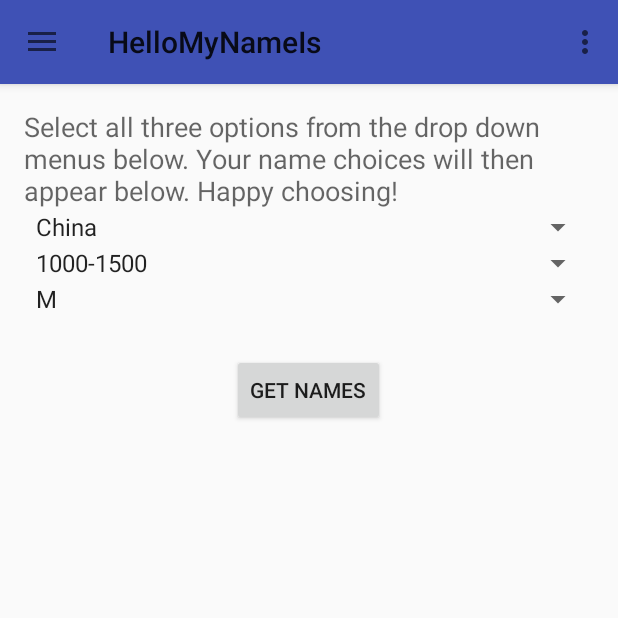
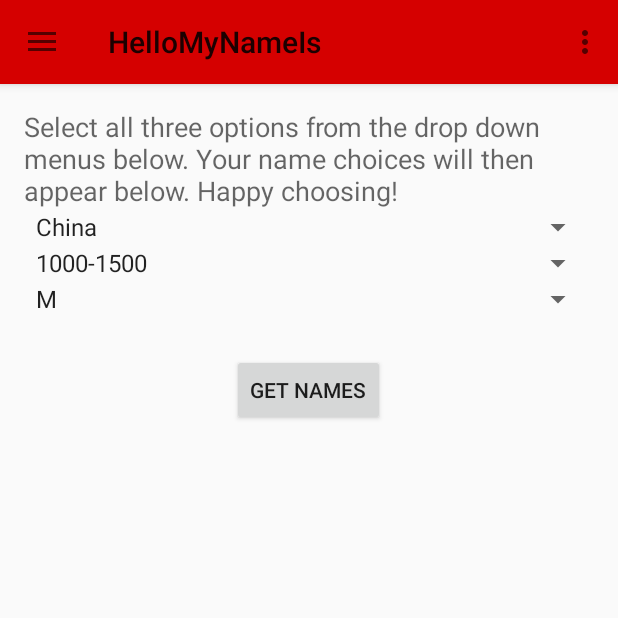
Before and after one commit to bararei/HelloMyNameIs, an Android app: the fragment FirstNameFragment placed in its activity, on a phone screen of 412 x 824 dp, the top half of it. Run offline under Robolectric (Android 15) with nearby library versions, the phone set to English and light mode, and no system bars.

Commit message:
Navigation drawer works except for shared preferences within header! Hurray!

```diff
--- a/app/src/main/java/com/abercrombiealicia/hellomynameis/DBHandler.java
+++ b/app/src/main/java/com/abercrombiealicia/hellomynameis/DBHandler.java
@@ -264,7 +264,7 @@
             }
         }
 
-        Log.d("TEST", projectName);
+//        Log.d("TEST", projectName);
         cursor.close();
         db.close();
 
@@ -285,7 +285,7 @@
             }
         }
 
-        Log.d("TEST", name);
+      //  Log.d("TEST", name);
         cursor.close();
         db.close();
         return nameID;
@@ -392,7 +392,7 @@
         Log.d("derp", "readded" + String.valueOf(projectName));
     }
 
-    public ArrayList<String> getProjectsForDrawerList() {
+   /* public ArrayList<String> getProjectsForDrawerList() {
         ArrayList<String> allProjects = new ArrayList<>();
 
         SQLiteDatabase db = getReadableDatabase();
@@ -406,5 +406,25 @@
         }
 
         return allProjects;
+    } */
+
+    public ArrayList<ProjectObject> getProjectsForDrawerList() {
+        ArrayList<ProjectObject> allProjects = new ArrayList<>();
+
+        SQLiteDatabase db = getReadableDatabase();
+
+
+        Cursor cursor = db.rawQuery("SELECT * FROM projects ORDER BY ID desc LIMIT 5;", null);
+        while (cursor.moveToNext()) {
+            ProjectObject projectObject = new ProjectObject();
+            String projectName = cursor.getString(cursor.getColumnIndex("name"));
+            String projectDescription = cursor.getString(cursor.getColumnIndex("description"));
+            projectObject.setProjectName(projectName);
+            projectObject.setProjectDescription(projectDescription);
+            allProjects.add(projectObject);
+            db.close();
+        }
+
+        return allProjects;
     }
 }
--- a/app/src/main/java/com/abercrombiealicia/hellomynameis/DrawerAdapter.java
+++ b/app/src/main/java/com/abercrombiealicia/hellomynameis/DrawerAdapter.java
@@ -22,7 +22,7 @@
         // IF the view under inflation and population is header or Item
         private static final int TYPE_ITEM = 1;
 
-        private ArrayList<String> projectNamesArrayList;
+        private ArrayList<ProjectObject> projectNamesArrayList;
 
         private String name;        //String Resource for header View Name
 
@@ -61,9 +61,9 @@
 
 
 
-        DrawerAdapter(ArrayList<String> projectNames,String Name){ // MyAdapter Constructor with titles and icons parameter
-            // titles, icons, name, email, profile pic are passed from the main activity as we
-            projectNamesArrayList = projectNames;             //have seen earlier
+        DrawerAdapter(ArrayList<ProjectObject> projectNames,String Name){
+
+            projectNamesArrayList = projectNames;
 
             name = Name;
 
@@ -109,7 +109,9 @@
         public void onBindViewHolder(DrawerAdapter.ViewHolder holder, int position) {
             if(holder.Holderid ==1) {                              // as the list view is going to be called after the header view so we decrement the
                 // position by 1 and pass it to the holder while setting the text and image
-                holder.textView.setText(projectNamesArrayList.get(position-1)); // Setting the Text with the array of our Titles
+                holder.textView.setText(projectNamesArrayList.get(position-1).getProjectName()); // Setting the
+                // Text with the
+                // array of our Titles
             }
             else{
                 // Similarly we set the resources for header view
--- a/app/src/main/java/com/abercrombiealicia/hellomynameis/MainActivity.java
+++ b/app/src/main/java/com/abercrombiealicia/hellomynameis/MainActivity.java
@@ -11,8 +11,13 @@
 import android.support.v7.widget.LinearLayoutManager;
 import android.support.v7.widget.RecyclerView;
 import android.support.v7.widget.Toolbar;
+import android.util.Log;
+import android.view.GestureDetector;
 import android.view.Menu;
 import android.view.MenuItem;
+import android.view.MotionEvent;
+import android.view.View;
+import android.widget.Toast;
 
 import java.util.ArrayList;
 
@@ -23,12 +28,12 @@
     private DrawerLayout drawerLayout;
     private Toolbar toolbar;
     public  FloatingActionButton fab;
-    private NavigationView navigationView;
     RecyclerView mRecyclerView;                           // Declaring RecyclerView
     RecyclerView.Adapter mAdapter;                        // Declaring Adapter For Recycler View
     RecyclerView.LayoutManager mLayoutManager;
-    private ArrayList<String> projectNamesArrayList = new ArrayList<>();
+    private ArrayList<ProjectObject> projectNamesArrayList = new ArrayList<>();
     private String name = "Ali Abercrombie";
+    DBHandler dbHandler;
 
 
 
@@ -38,10 +43,9 @@
         super.onCreate(savedInstanceState);
         setContentView(R.layout.activity_main);
 
-        DBHandler dbHandler = new DBHandler(this);
+        dbHandler = new DBHandler(this);
 
         projectNamesArrayList = dbHandler.getProjectsForDrawerList();
-
 
         toolbar = (Toolbar) findViewById(R.id.toolbar);
         setSupportActionBar(toolbar);
@@ -49,10 +53,72 @@
         mRecyclerView = (RecyclerView) findViewById(R.id.RecyclerViewDrawer); // Assigning the RecyclerView Object to the xml View
         mRecyclerView.setHasFixedSize(true);                            // Letting the system know that the list objects are of fixed size
         mAdapter = new DrawerAdapter(projectNamesArrayList, name);       // Creating the Adapter of MyAdapter class(which we are going to see in a bit)
-        mRecyclerView.setAdapter(mAdapter);                              // Setting the adapter to RecyclerView
+        mRecyclerView.setAdapter(mAdapter);
+        RecyclerView.ItemDecoration itemDecoration =
+                new DividerItemDecoration(this, LinearLayoutManager.VERTICAL);
+        mRecyclerView.addItemDecoration(itemDecoration);
         mLayoutManager = new LinearLayoutManager(this);                 // Creating a layout Manager
         mRecyclerView.setLayoutManager(mLayoutManager);                 // Setting the layout Manager
         drawerLayout = (DrawerLayout) findViewById(R.id.drawer_layout);
+
+        final GestureDetector mGestureDetector = new GestureDetector(MainActivity.this, new GestureDetector.SimpleOnGestureListener() {
+
+            @Override public boolean onSingleTapUp(MotionEvent e) {
+                return true;
+            }
+
+        });
+
+
+        mRecyclerView.addOnItemTouchListener(new RecyclerView.OnItemTouchListener() {
+            @Override
+            public boolean onInterceptTouchEvent(RecyclerView recyclerView, MotionEvent motionEvent) {
+                View child = recyclerView.findChildViewUnder(motionEvent.getX(), motionEvent.getY());
+
+
+                if (child != null && mGestureDetector.onTouchEvent(motionEvent)) {
+                    drawerLayout.closeDrawers();
+
+                    //Log.i("LOG", " Clicked on Item " + child);
+                    if (recyclerView.getChildPosition(child) == 0 ) {
+                        Toast.makeText(MainActivity.this, "Head on over to Settings to add your name!", Toast.LENGTH_LONG).show();
+                    } else {
+                        NameListSingleton.get(MainActivity.this).setProjectName(projectNamesArrayList
+                                .get(recyclerView.getChildPosition(child) - 1).getProjectName());
+                        NameListSingleton.get(MainActivity.this).setmProjectDescription
+                                (projectNamesArrayList.get(recyclerView.getChildPosition(child) - 1)
+                                        .getProjectDescription());
+                        Log.i("LOG", "Singleton info is " + NameListSingleton.get(MainActivity.this)
+                                .getProjectName());
+
+                        if (findViewById(R.id.fragmentContainer)!= null) {
+                            NameListFragment nameListFragment = new NameListFragment();
+
+                            FragmentTransaction transaction = getSupportFragmentManager().beginTransaction();
+                            transaction.replace(R.id.fragmentContainer, nameListFragment);
+                            transaction.addToBackStack("NameList");
+                            transaction.commit();
+                        }
+                    }
+
+                    return true;
+
+                }
+
+                return false;
+            }
+
+            @Override
+            public void onTouchEvent(RecyclerView recyclerView, MotionEvent motionEvent) {
+
+            }
+
+            @Override
+            public void onRequestDisallowInterceptTouchEvent(boolean disallowIntercept) {
+
+            }
+        });
+
         ActionBarDrawerToggle toggle = new ActionBarDrawerToggle(this, drawerLayout, toolbar,
                                         R.string.navigation_drawer_open, R.string.navigation_drawer_close);
         drawerLayout.setDrawerListener(toggle);
@@ -64,15 +130,6 @@
         fab = (FloatingActionButton) findViewById(R.id.fab);
 
         if (findViewById(R.id.fragmentContainer) != null) {
-
-            /*FirstNameFragment firstNameFragment = new FirstNameFragment();
-            firstNameFragment.setArguments(getIntent().getExtras());
-
-            getSupportFragmentManager()
-                    .beginTransaction()
-                    .add(R.id.fragmentContainer, firstNameFragment)
-                    .addToBackStack("FirstName")
-                    .commit();*/
 
             ProjectFragment projectFragment = new ProjectFragment();
             projectFragment.setArguments(getIntent().getExtras());
@@ -187,5 +244,16 @@
         fab.show();
     }
 
+    public void updateDrawer() {
+        projectNamesArrayList = dbHandler.getProjectsForDrawerList();
+        mRecyclerView.setLayoutManager(mLayoutManager);
+        mAdapter = new DrawerAdapter(projectNamesArrayList, name);
+
+        mRecyclerView.setAdapter(mAdapter);
+
+        mAdapter.notifyDataSetChanged();
+    }
+
+
 
 }
--- a/app/src/main/java/com/abercrombiealicia/hellomynameis/ProjectFragment.java
+++ b/app/src/main/java/com/abercrombiealicia/hellomynameis/ProjectFragment.java
@@ -236,6 +236,10 @@
                         mAdapter = new ProjectFragmentAdapter(projectArrayList);
 
                         mRecyclerView.setAdapter(mAdapter);
+
+                        ((MainActivity) getActivity()).updateDrawer();
+
+
                     }
                 });
 
@@ -322,4 +326,6 @@
         mAdapter.notifyItemRangeChanged(position, projectArrayList.size());
     }
 
+
+
 }
--- a/app/src/main/res/layout/drawer_items.xml
+++ b/app/src/main/res/layout/drawer_items.xml
@@ -13,7 +13,7 @@
         android:layout_height="wrap_content"
         android:id="@+id/drawerIcon"
         android:paddingLeft="16dp"
-        android:src="@drawable/img_add"/>
+        android:src="@drawable/img_pencil"/>
 
     <TextView
         android:layout_width="wrap_content"
--- a/app/src/main/res/values/colors.xml
+++ b/app/src/main/res/values/colors.xml
@@ -1,6 +1,7 @@
 <?xml version="1.0" encoding="utf-8"?>
 <resources>
-    <color name="colorPrimary">#3F51B5</color>
-    <color name="colorPrimaryDark">#303F9F</color>
-    <color name="colorAccent">#FF4081</color>
+    <color name="colorPrimary">#d50000</color>
+    <color name="colorPrimaryDark">#B71C1C</color>
+    <color name="colorAccent">#757575</color>
+
 </resources>
```
Also changed, not shown: app/src/main/res/drawable-hdpi/img_pencil.png (added), app/src/main/res/drawable-mdpi/img_pencil.png (added), app/src/main/res/drawable-xhdpi/img_pencil.png (added), app/src/main/res/drawable-xxhdpi/img_pencil.png (added).
